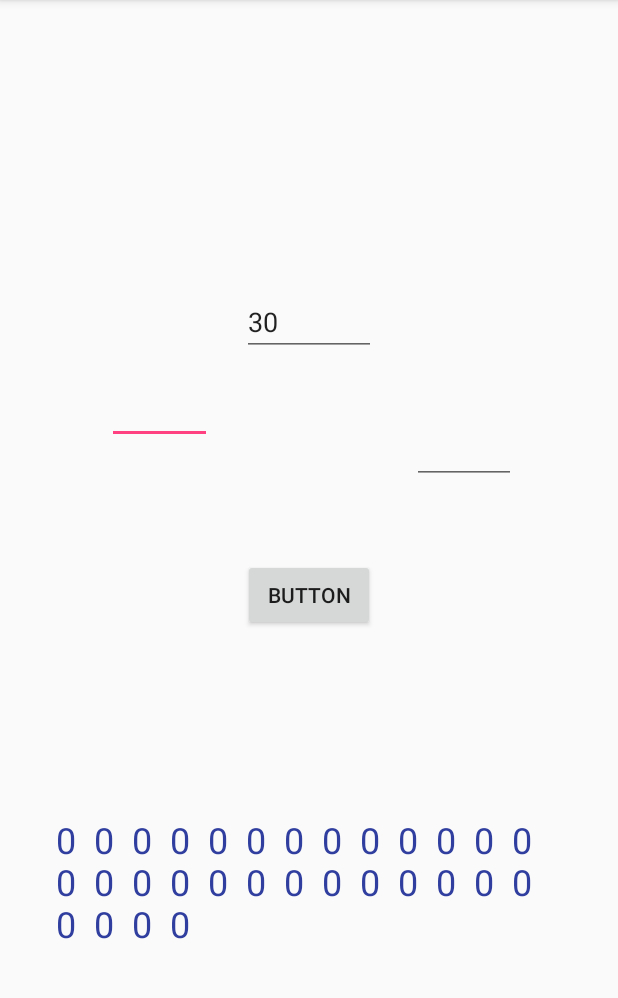
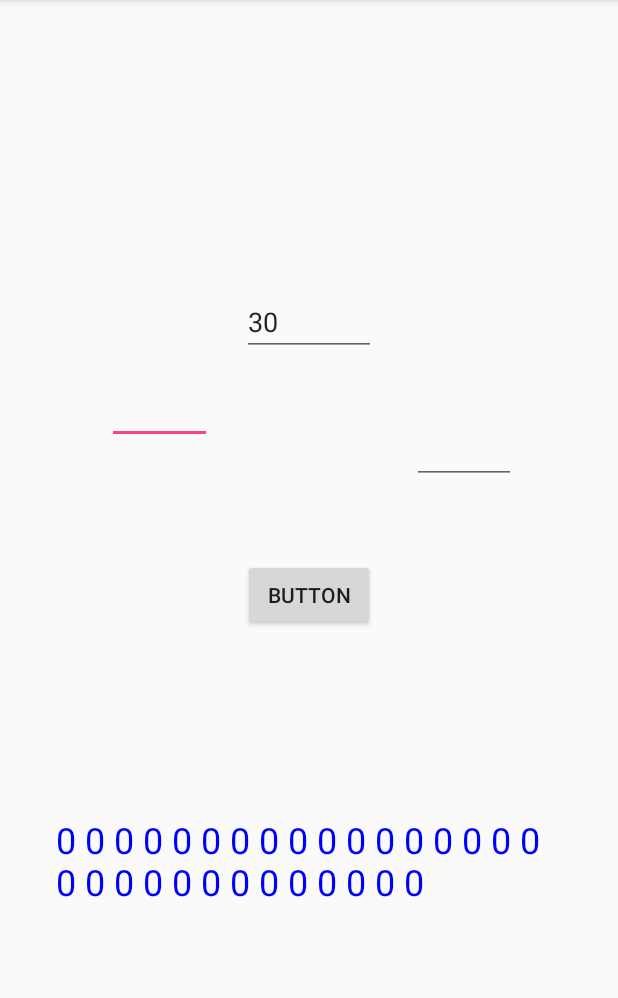
Before and after one commit to Ilfat-Aminov/RandNum, an Android app: the screen it shows after launch (MainActivity), after a tap on "BUTTON", on a phone screen of 412 x 824 dp, the part 84-1082 px from its top. Run offline under Robolectric (Android 15) with nearby library versions, the phone set to English and light mode, and no system bars; 1 statement that could not run was skipped.

Commit message:
“Colored”

```diff
--- a/app/src/main/java/com/example/user/test0/MainActivity.java
+++ b/app/src/main/java/com/example/user/test0/MainActivity.java
@@ -2,6 +2,7 @@ package com.example.user.test0;
 
 import android.support.v7.app.AppCompatActivity;
 import android.os.Bundle;
+import android.text.Html;
 import android.view.View;
 import android.widget.EditText;
 import android.widget.TextView;
@@ -36,10 +37,31 @@ public class MainActivity extends AppCompatActivity {
         }
         Arrays.sort(numbers);
         StringBuilder sb = new StringBuilder();
+        int color = 0;
+        int colorMultiplier = 1;
+        sb.append("</font> <font color=#0000ff>");
         for (int i = 0; i < number; i++){
+            if ((numbers[i] > 100 * colorMultiplier) && (color < 1)) {
+                sb.append("</font> <font color=#00ff00>");
+                color++;
+            }
+            if ((numbers[i] > 100 + 100 * colorMultiplier) && (color < 2)) {
+                sb.append("</font> <font color=#800080>");
+                color++;
+            }
+            if ((numbers[i] > 200 + 100 * colorMultiplier) && (color < 3)) {
+                sb.append("</font> <font color=#ff0000>");
+                color++;
+            }
+            if ((numbers[i] > 300 + 100 * colorMultiplier) && (color < 4)) {
+                sb.append("</font> <font color=#0000ff>");
+                color = 0;
+                colorMultiplier += 4;
+            }
             sb.append(Integer.toString(numbers[i]));
             sb.append("  ");
         }
-        textView.setText(sb);
+        sb.append("</font>");
+        textView.setText(Html.fromHtml(sb.toString()));
      }
 }
```
